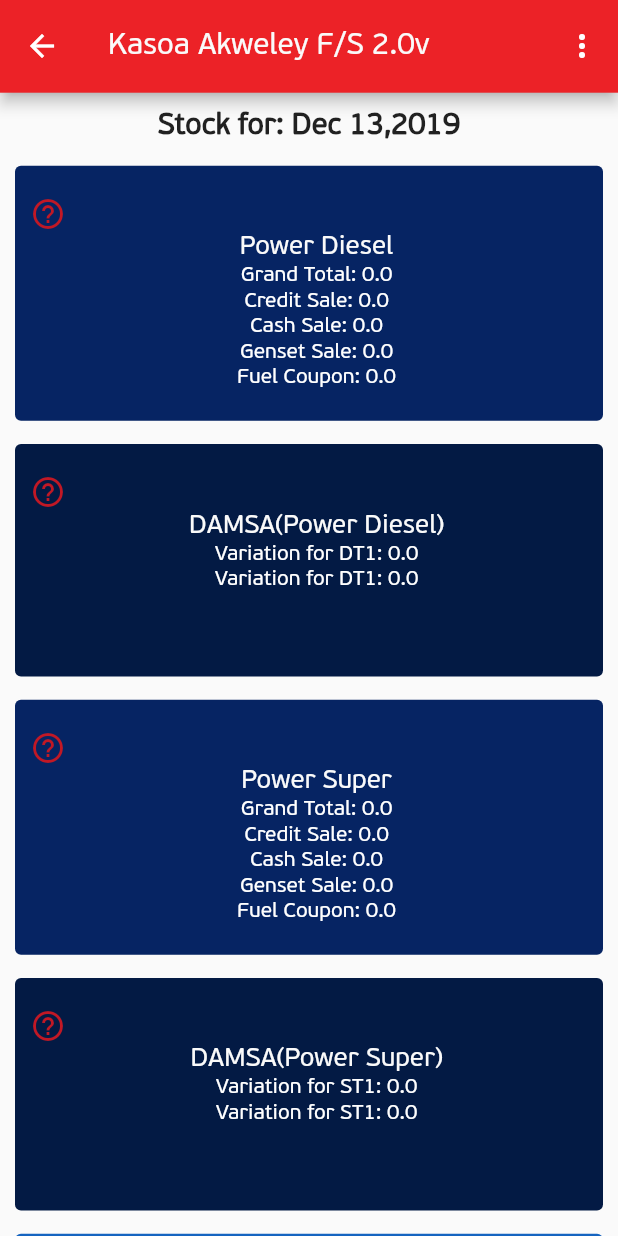
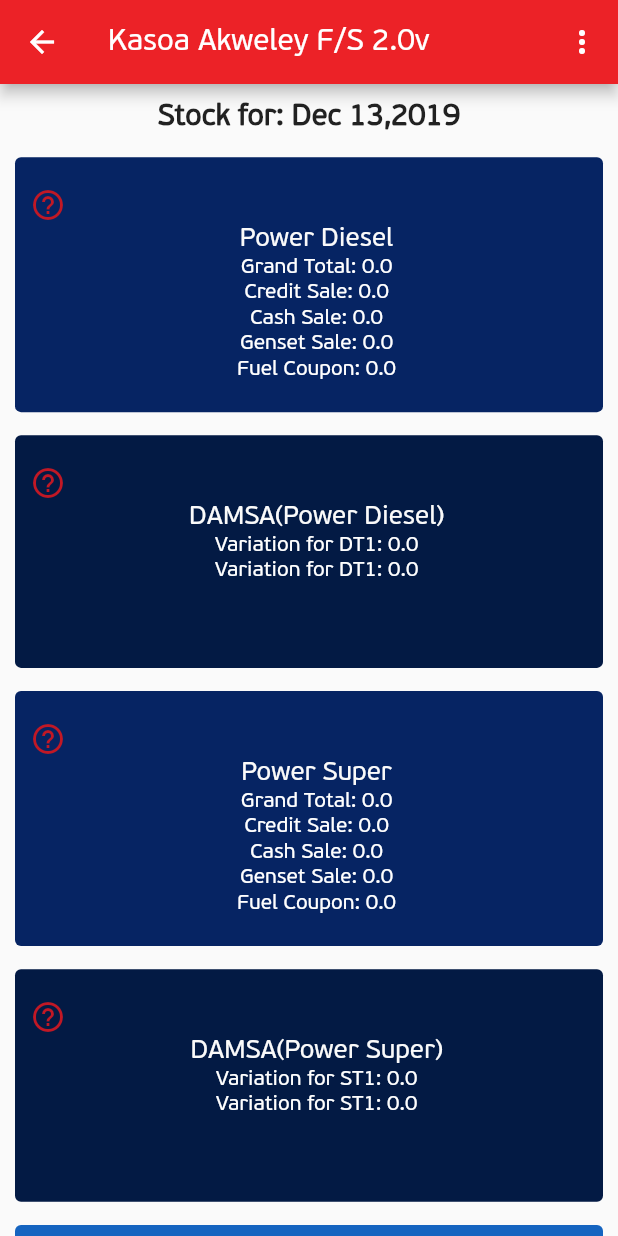
Before and after one commit to Mr-Ashitey/qg_stock_take_app, a Flutter app: the StockTakeScreen screen opened directly, after a tap on "Sales", on a phone screen of 412 x 824 dp. Run offline on Flutter 3.47's test engine with Material 2 defaults, Android fonts, the phone set to English and light mode, and no system bars.

Commit message:
refactor code to remove redundant implementation

```diff
--- a/lib/screens/stock_take_details/sales.dart
+++ b/lib/screens/stock_take_details/sales.dart
@@ -8,17 +8,9 @@ class SalesScreen extends StatelessWidget {
   @override
   Widget build(BuildContext context) {
     return Scaffold(
-      backgroundColor: colorWhite,
       appBar: AppBar(
-        toolbarHeight: getProportionateScreenHeight(60),
         backgroundColor: primaryColor,
-        title: Text(
-          'Kasoa Akweley F/S 2.0v',
-          style: TextStyle(
-            fontWeight: FontWeight.w500,
-            color: colorWhite,
-          ),
-        ),
+        title: const Text('Kasoa Akweley F/S 2.0v'),
         actions: [
           IconButton(
             onPressed: () {},
@@ -29,10 +21,9 @@ class SalesScreen extends StatelessWidget {
         ],
       ),
       body: SingleChildScrollView(
-        child: Padding(
         padding: const EdgeInsets.symmetric(horizontal: 10),
         child: Column(
-            crossAxisAlignment: CrossAxisAlignment.center,
+          crossAxisAlignment: crossCenter,
           children: [
             SizedBox(height: getProportionateScreenHeight(10)),
             Text(
@@ -82,13 +73,14 @@ class SalesScreen extends StatelessWidget {
               onPressed: () {},
               style: ElevatedButton.styleFrom(
                 elevation: 0,
+                alignment: Alignment.center,
                 padding: const EdgeInsets.only(top: 20, left: 10, bottom: 20),
                 fixedSize:
                     Size(double.maxFinite, getProportionateScreenHeight(140)),
                 backgroundColor: colorLightBlue2,
               ),
               child: Column(
-                  mainAxisAlignment: mainSpaceBetween,
+                mainAxisAlignment: mainCenter,
                 children: [
                   Align(
                     alignment: Alignment.topLeft,
@@ -98,14 +90,12 @@ class SalesScreen extends StatelessWidget {
                     ),
                   ),
                   const Spacer(),
-                    Center(
-                      child: Text(
+                  Text(
                     'Stock Loss',
                     style: TextStyle(
                       fontSize: getProportionateScreenHeight(17),
                       color: colorWhite,
                       fontWeight: FontWeight.w500,
-                        ),
                     ),
                   ),
                   const Spacer(),
@@ -114,7 +104,6 @@ class SalesScreen extends StatelessWidget {
             ),
             const SizedBox(height: 40),
           ],
-          ),
         ),
       ),
     );
@@ -138,7 +127,6 @@ class SalesScreen extends StatelessWidget {
         backgroundColor: colorDeepBlue1,
       ),
       child: Column(
-        // mainAxisAlignment: mainSpaceBetween,
         children: [
           Align(
             alignment: Alignment.topLeft,
@@ -189,7 +177,6 @@ class SalesScreen extends StatelessWidget {
         backgroundColor: colorDeepBlue2,
       ),
       child: Column(
-        // mainAxisAlignment: mainSpaceBetween,
         children: [
           Align(
             alignment: Alignment.topLeft,
--- a/lib/screens/stock_take_details/stock_take.dart
+++ b/lib/screens/stock_take_details/stock_take.dart
@@ -10,16 +10,9 @@ class StockTakeScreen extends StatelessWidget {
   Widget build(BuildContext context) {
     return Scaffold(
       appBar: AppBar(
-        toolbarHeight: getProportionateScreenHeight(60),
         automaticallyImplyLeading: false,
         backgroundColor: primaryColor,
-        title: Text(
-          'Kasoa Akweley F/S 2.0v',
-          style: TextStyle(
-            fontWeight: FontWeight.w500,
-            color: colorWhite,
-          ),
-        ),
+        title: const Text('Kasoa Akweley F/S 2.0v'),
         actions: [
           IconButton(
             onPressed: () {},
```
Lines whose indentation alone changed are shown as unchanged.
